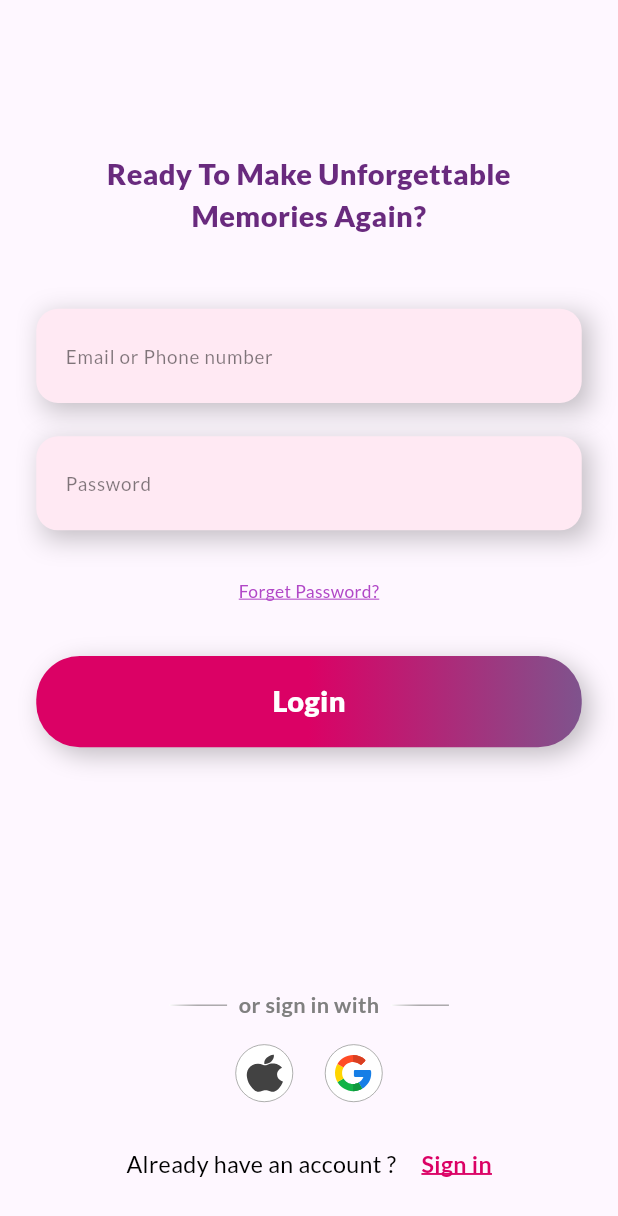
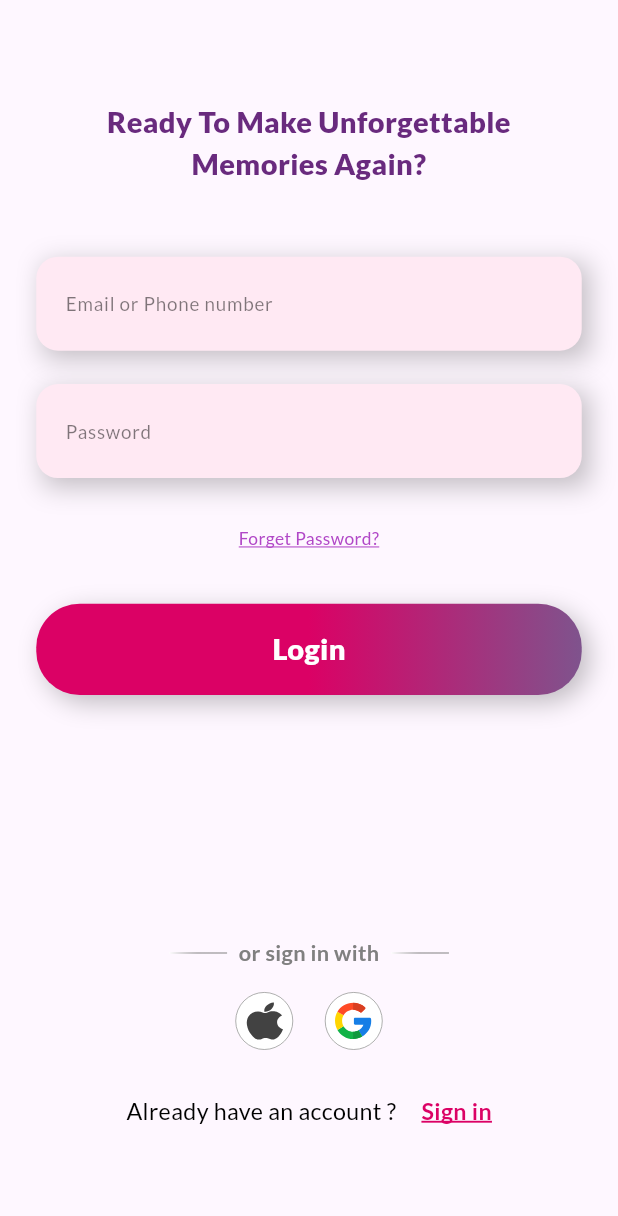
Before and after one commit to islam0110023/tala_app, a Flutter app: the screen it shows after launch, after a tap on "Sign in", on a phone screen of 412 x 824 dp. Shown: the top 1216 px of the screen. Run offline on Flutter 3.47's test engine with Material 3 defaults, Android fonts, the phone set to English and light mode, and no system bars; our stand-ins replace flutter_screenutil, flutter_svg, go_router.

Commit message:
Refactor: Adjust onboarding and login screen layouts for better UI consistency
This commit introduces several UI adjustments to the onboarding and login screens, primarily focusing on spacing and image dimensions. It also updates the `ScreenUtilInit` configuration for more responsive design and enhances the `CustomButton` with a splash effect.

Key changes:
- Adjusted vertical spacing in `OnboardingScreenBody` and `LoginScreenBody`.
- Set explicit width and height for the onboarding logo in `OnboardingScreenBody`.
- Modified `ScreenUtilInit` `designSize` based on screen width.
- Added `fixedSize` to `ElevatedButton` in `CustomButtonOnboarding` for full width.
- Added `borderRadius` and `splashColor` to `InkWell` in `CustomButton` for visual feedback.

```diff
--- a/lib/core/widget/custom_button.dart
+++ b/lib/core/widget/custom_button.dart
@@ -12,6 +12,8 @@ class CustomButton extends StatelessWidget {
   Widget build(BuildContext context) {
     return InkWell(
       onTap: onTap,
+      borderRadius: BorderRadius.circular(AppDimensions.r30),
+      splashColor: AppColor.kPrimaryPink,
       child: Container(
         alignment: Alignment.center,
         width: double.infinity,
--- a/lib/feature/auth/presentation/view/widget/login_screen_body.dart
+++ b/lib/feature/auth/presentation/view/widget/login_screen_body.dart
@@ -22,7 +22,7 @@ class LoginScreenBody extends StatelessWidget {
           padding: EdgeInsets.symmetric(horizontal: AppDimensions.r25),
           child: Column(
             children: [
-              SizedBox(height: AppDimensions.h106),
+              SizedBox(height: AppDimensions.h70),
               const CustomTitle(
                 title: 'Ready To Make Unforgettable\nMemories Again?',
               ),
--- a/lib/feature/onboarding/presentation/view/widget/custom_button_onboarding.dart
+++ b/lib/feature/onboarding/presentation/view/widget/custom_button_onboarding.dart
@@ -25,6 +25,7 @@ class CustomButtonOnboarding extends StatelessWidget {
       child: ElevatedButton(
         onPressed: () {},
         style: ElevatedButton.styleFrom(
+          fixedSize:const Size(double.infinity, double.nan),
           backgroundColor: AppColor.kPrimaryPink,
           shape: RoundedRectangleBorder(
             borderRadius: BorderRadius.circular(AppDimensions.r30),
--- a/lib/feature/onboarding/presentation/view/widget/onboarding_screen_body.dart
+++ b/lib/feature/onboarding/presentation/view/widget/onboarding_screen_body.dart
@@ -1,4 +1,5 @@
 import 'package:flutter/material.dart';
+import 'package:flutter_screenutil/flutter_screenutil.dart';
 import 'package:go_router/go_router.dart';
 import 'package:tala_app/core/utils/app_dimensions.dart';
 import 'package:tala_app/core/utils/asset_image.dart';
@@ -17,9 +18,9 @@ class OnboardingScreenBody extends StatelessWidget {
       child: Column(
         mainAxisAlignment: MainAxisAlignment.center,
         children: [
-          SizedBox(height: AppDimensions.h70),
-          Image.asset(AppImage.kOnboardingLogo, fit: BoxFit.contain),
-          SizedBox(height: AppDimensions.h70),
+         // SizedBox(height: AppDimensions.h70),
+          Image.asset(AppImage.kOnboardingLogo, fit: BoxFit.contain,width: double.infinity,height: 389.h,),
+          SizedBox(height: AppDimensions.h31),
           const DescriptionSizeBoxWidget(),
           SizedBox(height: AppDimensions.h31),
           const CustomButtonOnboarding(),
--- a/lib/main.dart
+++ b/lib/main.dart
@@ -12,7 +12,7 @@ class TalaApp extends StatelessWidget {
   @override
   Widget build(BuildContext context) {
     return ScreenUtilInit(
-      designSize:const Size(393, 852),
+      designSize:MediaQuery.of(context).size.width<600? const Size(393, 852):const Size(393*1.3, 852*1.2),
       ensureScreenSize: true,
       minTextAdapt: true,
       splitScreenMode: true,
```
